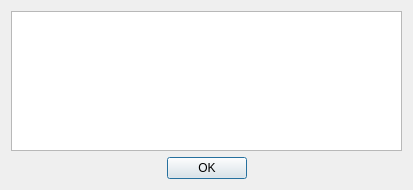
Qt form displaymessagedialog.ui (nstrikos/omilo) before a commit.
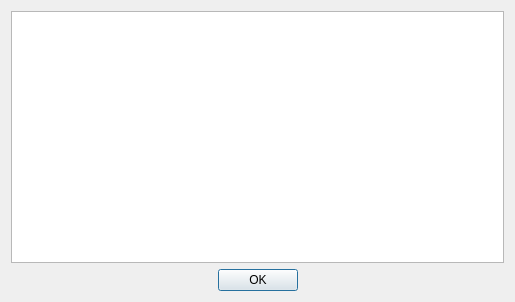
The same form after that commit.

Patch:
```diff
--- a/displaymessagedialog.ui
+++ b/displaymessagedialog.ui
@@ -6,8 +6,8 @@
    <rect>
     <x>0</x>
     <y>0</y>
-    <width>413</width>
-    <height>190</height>
+    <width>515</width>
+    <height>302</height>
    </rect>
   </property>
   <property name="windowTitle">
```
